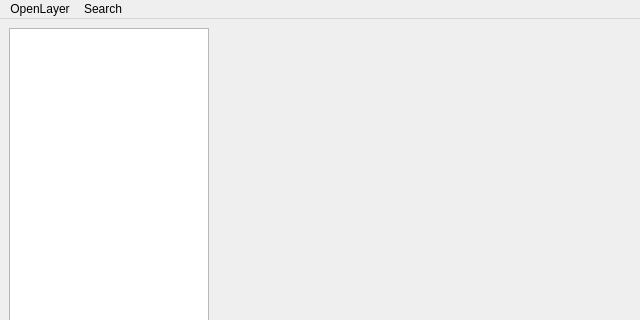
First picture: the form in 9/DecisionSystems/Lab1/source/SimpleMapEditor/Ui/MainWindow.ui, repository sidorovis/restudy, before the edit; both pictures show x 0 to 640 and y 0 to 320 of the 640 by 480 pixel window.
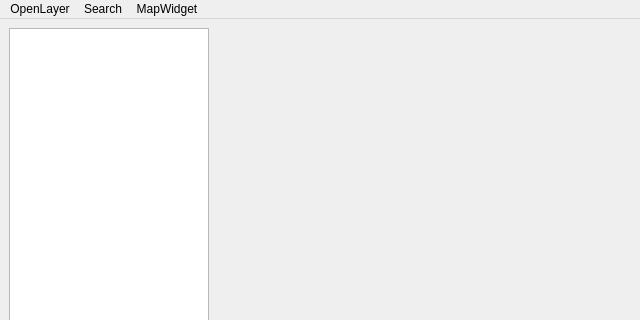
Second picture: the form after the edit. Custom widgets are drawn as their Qt base class.

The edit to the form file:
```diff
--- a/9/DecisionSystems/Lab1/source/SimpleMapEditor/Ui/MainWindow.ui
+++ b/9/DecisionSystems/Lab1/source/SimpleMapEditor/Ui/MainWindow.ui
@@ -167,8 +167,18 @@
     <addaction name="separator"/>
     <addaction name="actionFindDistance"/>
    </widget>
+   <widget class="QMenu" name="menuMapWidget">
+    <property name="title">
+     <string>MapWidget</string>
+    </property>
+    <addaction name="actionZoomToFullExtend"/>
+    <addaction name="separator"/>
+    <addaction name="actionZoomToPreviousExtent"/>
+    <addaction name="actionZoomToNextExtent"/>
+   </widget>
    <addaction name="menuOpenLayer"/>
    <addaction name="menuSearch"/>
+   <addaction name="menuMapWidget"/>
   </widget>
   <widget class="QStatusBar" name="statusbar"/>
   <action name="actionOGR_mif_map_file_types">
```
Left out of the diff: 66 changed lines with no effect on the pictures.
